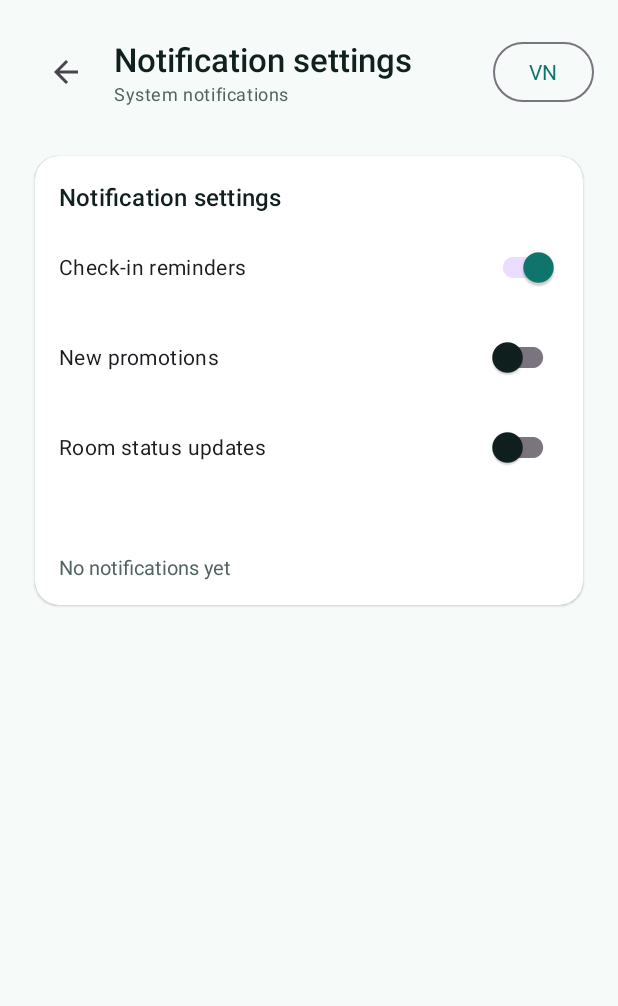
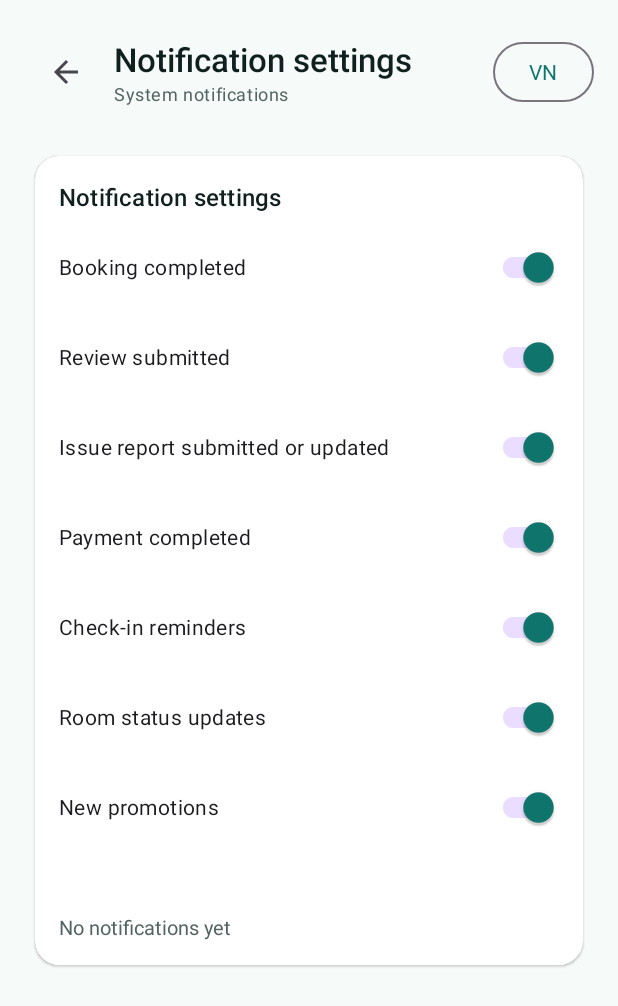
Before and after one commit to jerrylemin/HotelGo_ChuaBietTen, an Android app: the NotificationsActivity screen opened directly, with no data from a screen before it, on a phone screen of 412 x 824 dp. Shown: the top 1006 px of the screen. Run offline under Robolectric (Android 15) with nearby library versions, the light colour scheme and no system bars.

Commit message:
feat: add notification preferences

```diff
--- a/app/src/main/res/layout/activity_notifications.xml
+++ b/app/src/main/res/layout/activity_notifications.xml
@@ -44,11 +44,51 @@
                     android:text="@string/notifications_title" />
 
                     <com.google.android.material.switchmaterial.SwitchMaterial
+                        android:id="@+id/notifBookingSwitch"
+                        android:layout_width="match_parent"
+                        android:layout_height="wrap_content"
+                        android:layout_marginTop="@dimen/space_s"
+                        android:text="@string/notifications_booking"
+                        android:checked="true" />
+
+                    <com.google.android.material.switchmaterial.SwitchMaterial
+                        android:id="@+id/notifReviewSwitch"
+                        android:layout_width="match_parent"
+                        android:layout_height="wrap_content"
+                        android:layout_marginTop="@dimen/space_s"
+                        android:text="@string/notifications_review"
+                        android:checked="true" />
+
+                    <com.google.android.material.switchmaterial.SwitchMaterial
+                        android:id="@+id/notifIssueSwitch"
+                        android:layout_width="match_parent"
+                        android:layout_height="wrap_content"
+                        android:layout_marginTop="@dimen/space_s"
+                        android:text="@string/notifications_issue"
+                        android:checked="true" />
+
+                    <com.google.android.material.switchmaterial.SwitchMaterial
+                        android:id="@+id/notifPaymentSwitch"
+                        android:layout_width="match_parent"
+                        android:layout_height="wrap_content"
+                        android:layout_marginTop="@dimen/space_s"
+                        android:text="@string/notifications_payment"
+                        android:checked="true" />
+
+                    <com.google.android.material.switchmaterial.SwitchMaterial
                         android:id="@+id/notifCheckInSwitch"
                         android:layout_width="match_parent"
                         android:layout_height="wrap_content"
                         android:layout_marginTop="@dimen/space_s"
-                    android:text="@string/notifications_checkin"
+                        android:text="@string/notifications_checkin"
+                        android:checked="true" />
+
+                    <com.google.android.material.switchmaterial.SwitchMaterial
+                        android:id="@+id/notifRoomSwitch"
+                        android:layout_width="match_parent"
+                        android:layout_height="wrap_content"
+                        android:layout_marginTop="@dimen/space_s"
+                        android:text="@string/notifications_room_status"
                         android:checked="true" />
 
                     <com.google.android.material.switchmaterial.SwitchMaterial
@@ -56,14 +96,8 @@
                         android:layout_width="match_parent"
                         android:layout_height="wrap_content"
                         android:layout_marginTop="@dimen/space_s"
-                    android:text="@string/notifications_promo" />
-
-                    <com.google.android.material.switchmaterial.SwitchMaterial
-                        android:id="@+id/notifRoomSwitch"
-                        android:layout_width="match_parent"
-                        android:layout_height="wrap_content"
-                        android:layout_marginTop="@dimen/space_s"
-                    android:text="@string/notifications_room_status" />
+                        android:text="@string/notifications_promo"
+                        android:checked="true" />
 
                     <TextView
                         android:id="@+id/notificationUnreadText"
--- a/app/src/main/res/values/strings.xml
+++ b/app/src/main/res/values/strings.xml
@@ -284,6 +284,10 @@
     <string name="issue_notification_body">A guest reported an issue for room %1$s</string>
 
     <string name="notifications_title">Notification settings</string>
+    <string name="notifications_booking">Booking completed</string>
+    <string name="notifications_review">Review submitted</string>
+    <string name="notifications_issue">Issue report submitted or updated</string>
+    <string name="notifications_payment">Payment completed</string>
     <string name="notifications_checkin">Check-in reminders</string>
     <string name="notifications_promo">New promotions</string>
     <string name="notifications_room_status">Room status updates</string>
```
Also changed, not shown: app/src/main/java/com/example/hotelapp_test2/data/SupabaseRepository.kt (+9 -1 lines), app/src/main/java/com/example/hotelapp_test2/data/model/Models.kt (+27 -2 lines), app/src/main/java/com/example/hotelapp_test2/ui/features/NotificationsActivity.kt (+25 -5 lines), 1 other file.
